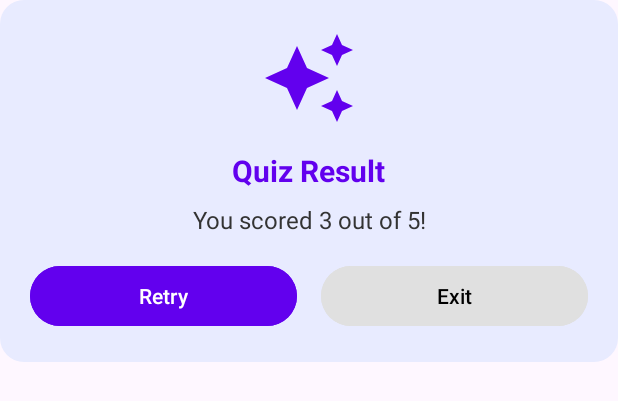
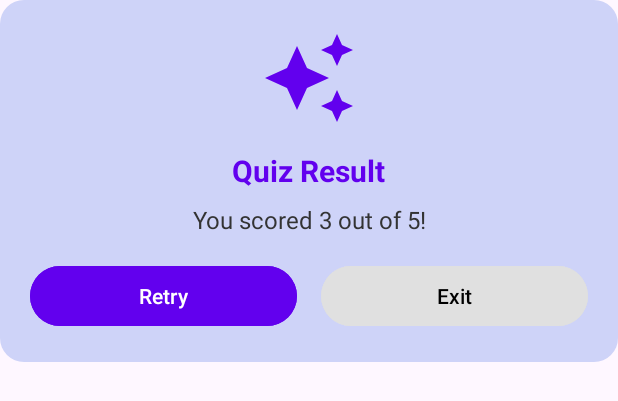
Before and after one commit to k-aghakhani/IQ-Quest, an Android app: the layout dialog_result.xml on its own in the app's theme, with its tools: preview values and no code run, on a phone screen of 412 x 824 dp. Shown: the top 401 px of the screen. Run offline under Robolectric (Android 15) with nearby library versions, the phone set to English and light mode, and no system bars; network calls fail.

Commit message:
change color

```diff
--- a/app/src/main/res/drawable/dialog_background.xml
+++ b/app/src/main/res/drawable/dialog_background.xml
@@ -1,6 +1,6 @@
 <?xml version="1.0" encoding="utf-8"?>
 <shape xmlns:android="http://schemas.android.com/apk/res/android">
-    <solid android:color="#E8EBFF" />
+    <solid android:color="#CED3F8" />
     <corners android:radius="16dp" />
     <shadow android:color="#55000000" android:radius="8dp" />
 </shape>
```
